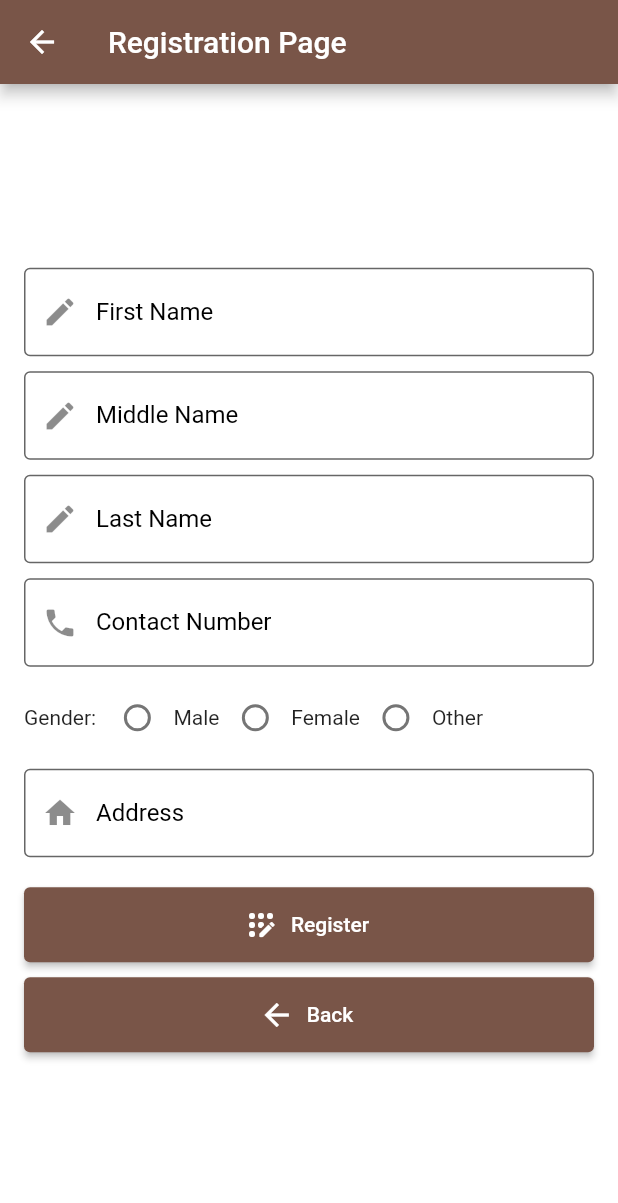
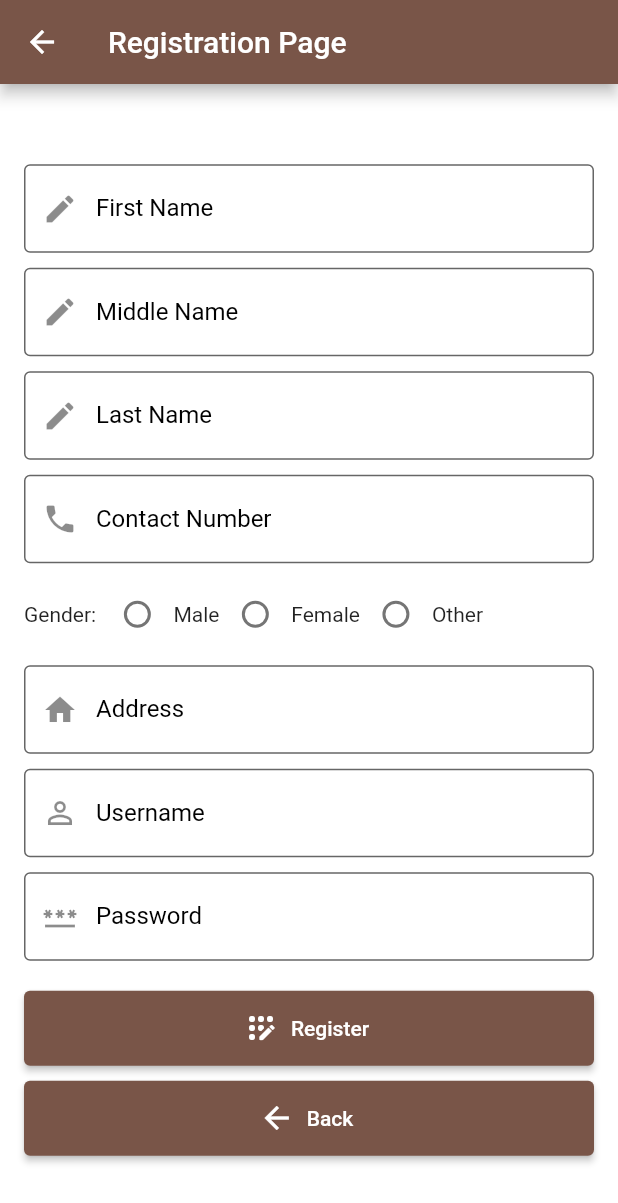
Before and after one commit to SilentCode1003/orderingPOS, a Flutter app: the RegistrationPage screen opened by its route, on a phone screen of 412 x 824 dp. Shown: the top 1203 px of the screen. Run offline on Flutter 3.47's test engine with Material 2 defaults, Android fonts, the phone set to English and light mode, and no system bars; our stand-ins replace badges, flutter_carousel_widget.

Commit message:
Added registration API

```diff
--- a/lib/components/orders_screen.dart
+++ b/lib/components/orders_screen.dart
@@ -123,8 +123,8 @@ class _OrderScreenState extends State<OrderScreen> {
                   icon: const Icon(Icons.paid),
                   label: const Text('Review Payment & Address'),
                   style: ButtonStyle(
-                    minimumSize: MaterialStateProperty.all<Size>(Size(double.maxFinite, 50)),
-                    maximumSize: MaterialStateProperty.all<Size>(Size(double.maxFinite, 50)),
+                    minimumSize: MaterialStateProperty.all<Size>(Size(150, 50)),
+                    maximumSize: MaterialStateProperty.all<Size>(Size(150, 50)),
                   ),
                 )),
 
--- a/lib/components/registrationpage.dart
+++ b/lib/components/registrationpage.dart
@@ -1,5 +1,8 @@
+import 'dart:convert';
+
 import 'package:flutter/material.dart';
 import 'package:flutter/services.dart';
+import 'package:smallproject/api/customer.dart';
 
 class RegistrationPage extends StatefulWidget {
   RegistrationPage({Key? key}) : super(key: key);
@@ -15,9 +18,27 @@ class _RegistrationPageState extends State<RegistrationPage> {
   final TextEditingController contactNumberController = TextEditingController();
   String? gender;
   final TextEditingController addressController = TextEditingController();
+  final TextEditingController usernameController = TextEditingController();
+  final TextEditingController passwordController = TextEditingController();
 
   // Define a regular expression to match only letters
   final RegExp letterRegExp = RegExp(r'^[A-Za-z]+$');
+
+  Future<void> _registercustomer() async {
+    String firstname = firstNameController.text;
+    String middlename = middleNameController.text;
+    String lastname = lastNameController.text;
+    String contact = contactNumberController.text;
+    String address = addressController.text;
+    String username = usernameController.text;
+    String password = passwordController.text;
+    final results = await CustomerAPI().registerCustomer(firstname, middlename,
+        lastname, contact, gender.toString(), address, username, password);
+
+    if (results['msg'] == 'success') {
+      _backtologin();
+    }
+  }
 
   // Function to display a dialog box
   // Function to display a dialog box that is not dismissible by tapping outside
@@ -252,6 +273,57 @@ class _RegistrationPageState extends State<RegistrationPage> {
                     ),
                   ),
                 ),
+                const SizedBox(height: 10),
+                Container(
+                  constraints: const BoxConstraints(
+                    minWidth: 200.0,
+                    maxWidth: 380.0,
+                  ),
+                  child: TextField(
+                    controller: usernameController,
+                    keyboardType: TextInputType.text,
+                    decoration: const InputDecoration(
+                      filled: true,
+                      fillColor: Colors.white,
+                      focusedBorder: OutlineInputBorder(
+                        borderSide:
+                            BorderSide(color: Color.fromARGB(255, 0, 0, 0)),
+                      ),
+                      labelText: 'Username',
+                      labelStyle:
+                          TextStyle(color: Color.fromARGB(255, 0, 0, 0)),
+                      border: OutlineInputBorder(),
+                      hintText: 'Username',
+                      prefixIcon: Icon(Icons.perm_identity),
+                    ),
+                  ),
+                ),
+                const SizedBox(height: 10),
+                Container(
+                  constraints: const BoxConstraints(
+                    minWidth: 200.0,
+                    maxWidth: 380.0,
+                  ),
+                  child: TextField(
+                    controller: passwordController,
+                    keyboardType: TextInputType.text,
+                    obscureText: true,
+                    decoration: const InputDecoration(
+                      filled: true,
+                      fillColor: Colors.white,
+                      focusedBorder: OutlineInputBorder(
+                        borderSide:
+                            BorderSide(color: Color.fromARGB(255, 0, 0, 0)),
+                      ),
+                      labelText: 'Password',
+                      labelStyle:
+                          TextStyle(color: Color.fromARGB(255, 0, 0, 0)),
+                      border: OutlineInputBorder(),
+                      hintText: 'Password',
+                      prefixIcon: Icon(Icons.password),
+                    ),
+                  ),
+                ),
                 const SizedBox(height: 20),
                 Container(
                     constraints: const BoxConstraints(
@@ -260,7 +332,7 @@ class _RegistrationPageState extends State<RegistrationPage> {
                     ),
                     child: ElevatedButton.icon(
                       onPressed: () {
-                        _backtologin();
+                        _registercustomer();
                       },
                       icon: const Icon(Icons.app_registration_rounded),
                       label: const Text('Register'),
--- a/lib/config.dart
+++ b/lib/config.dart
@@ -7,4 +7,5 @@ class Config {
   static const String getPaymentAPI = 'masterpayment/load';
   static const String sendTransactionAPI = 'salesdetails/save';
   static const String getDetailIDAPI = 'salesdetails/getdetailid';
+  static const String registrationAPI = 'customer/save';
 }
```
Also changed, not shown: lib/api/customer.dart (added, +54 -0 lines).
